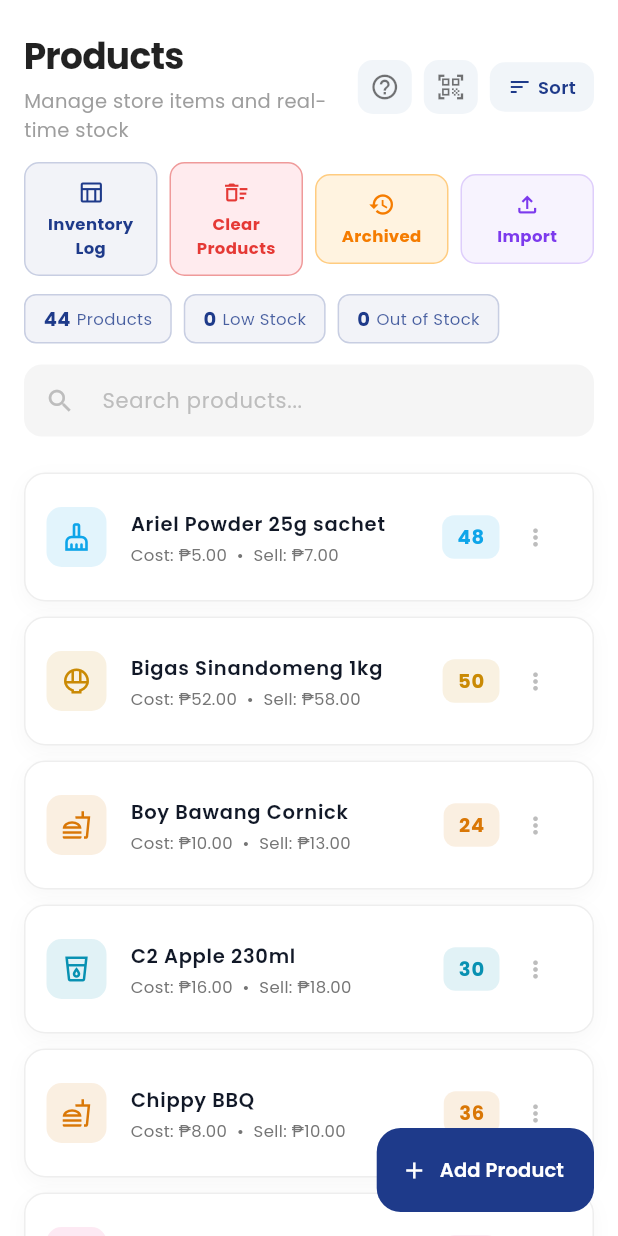
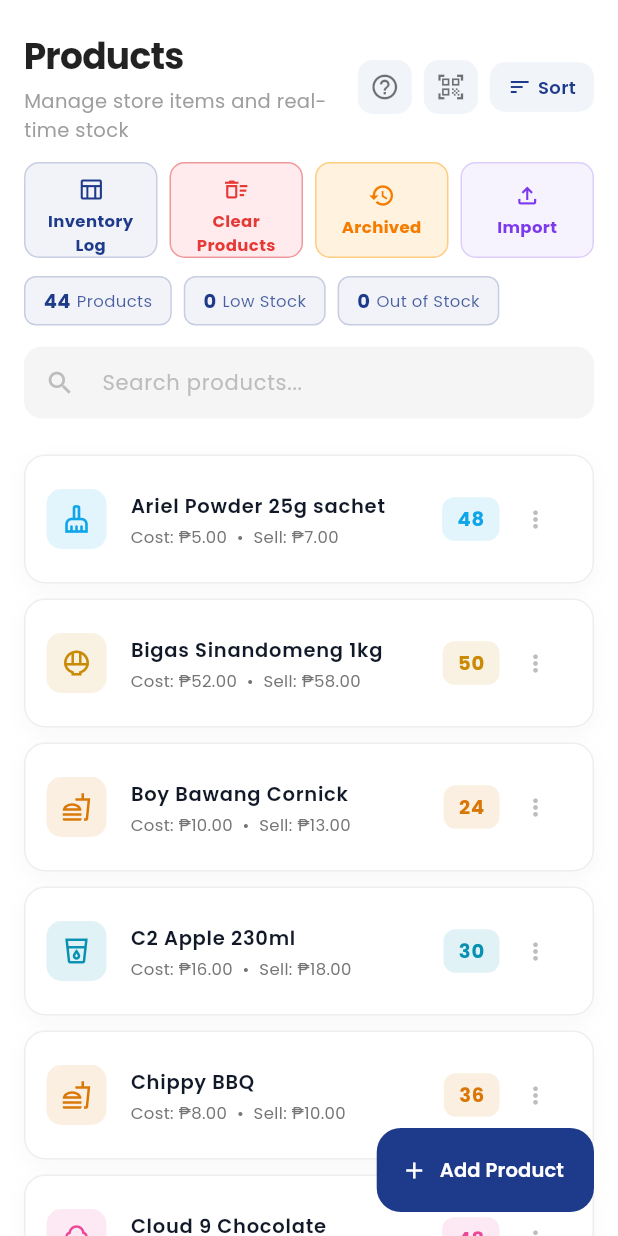
Before and after one commit to JefreyJurado/sari_sari_store, a Flutter app: the InventoryScreen screen opened directly, on a phone screen of 412 x 824 dp. Run offline on Flutter 3.47's test engine with Material 3 defaults, Android fonts, the phone set to English and light mode, and no system bars; our stand-ins replace csv, file_picker, fl_chart, flutter_local_notifications, flutter_svg, local_auth and 9 more; missing offline and left inert: gal, mobile_scanner; accounts and stored records are empty; statements that could not run were skipped.

Commit message:
Fix uneven Products tools-row tile heights and cramped Manage Rates spacing
The four tools-row tiles (Inventory Log, Clear Products, Archived, Import) sized
themselves off their own label text, so a wrapped two-line label produced a
taller box than a one-line one. Consolidated into a single _toolTile helper
with a fixed height so all four match regardless of label length. Manage Rates
on the Cash In-Cash Out screen now sits in a padded pill instead of bare text
jammed against the row edge.

Co-Authored-By: Claude Sonnet 5 <noreply@anthropic.com>

```diff
--- a/lib/screens/cico_screen.dart
+++ b/lib/screens/cico_screen.dart
@@ -522,11 +522,19 @@ class _CicoScreenState extends State<CicoScreen> {
                       '${CurrencyFormatter.format(prov.cicoTotalCommission)}',
                       style: TextStyle(color: Colors.grey[500], fontSize: 12)),
                 ),
+                const SizedBox(width: 8),
                 GestureDetector(
                   onTap: () => Navigator.push(
                       context,
                       MaterialPageRoute(
                           builder: (_) => const RateSettingsScreen())),
+                  child: Container(
+                    padding:
+                        const EdgeInsets.symmetric(horizontal: 10, vertical: 9),
+                    decoration: BoxDecoration(
+                      color: _indigo.withValues(alpha: 0.08),
+                      borderRadius: BorderRadius.circular(20),
+                    ),
                     child: const Row(
                       mainAxisSize: MainAxisSize.min,
                       children: [
@@ -535,9 +543,11 @@ class _CicoScreenState extends State<CicoScreen> {
                                 color: _indigo,
                                 fontSize: 12,
                                 fontWeight: FontWeight.w700)),
+                        SizedBox(width: 3),
                         Icon(Icons.chevron_right_rounded,
                             size: 16, color: _indigo),
                       ],
+                    ),
                   ),
                 ),
               ]),
--- a/lib/screens/inventory_screen.dart
+++ b/lib/screens/inventory_screen.dart
@@ -291,6 +291,48 @@ class _InventoryScreenState extends State<InventoryScreen> {
     );
   }
 
+  // Fixed height so all four tiles match regardless of whether their label
+  // happens to wrap to one line ("Import") or two ("Clear Products") at a
+  // given screen width — previously each Container sized itself purely off
+  // its own text content, so the boxes visibly differed in height.
+  Widget _toolTile({
+    required IconData icon,
+    required String label,
+    required Color color,
+    required Color bg,
+    required Color border,
+    required VoidCallback onTap,
+  }) =>
+      Expanded(
+        child: GestureDetector(
+          onTap: onTap,
+          child: Container(
+            height: 64,
+            padding: const EdgeInsets.symmetric(vertical: 8, horizontal: 6),
+            decoration: BoxDecoration(
+              color: bg,
+              borderRadius: BorderRadius.circular(10),
+              border: Border.all(color: border),
+            ),
+            child: Column(
+              mainAxisAlignment: MainAxisAlignment.center,
+              children: [
+                Icon(icon, size: 18, color: color),
+                const SizedBox(height: 4),
+                Text(label,
+                    textAlign: TextAlign.center,
+                    maxLines: 2,
+                    overflow: TextOverflow.ellipsis,
+                    style: TextStyle(
+                        fontSize: 11,
+                        fontWeight: FontWeight.w700,
+                        color: color)),
+              ],
+            ),
+          ),
+        ),
+      );
+
   @override
   void dispose() {
     _searchCtrl.dispose();
@@ -411,132 +453,49 @@ class _InventoryScreenState extends State<InventoryScreen> {
                   // ── Tools Row ──────────────────────────
                   Row(
                     children: [
-                      Expanded(
-                        child: GestureDetector(
+                      _toolTile(
+                        icon: Icons.table_chart_outlined,
+                        label: 'Inventory Log',
+                        color: _blue,
+                        bg: _blue.withValues(alpha: 0.06),
+                        border: _blue.withValues(alpha: 0.2),
                         onTap: () => Navigator.push(
                             context,
                             MaterialPageRoute(
                                 builder: (_) => const InventoryLogScreen())),
-                          child: Container(
-                            padding: const EdgeInsets.symmetric(
-                                vertical: 10, horizontal: 10),
-                            decoration: BoxDecoration(
-                              color: _blue.withValues(alpha: 0.06),
-                              borderRadius: BorderRadius.circular(10),
-                              border: Border.all(
-                                  color: _blue.withValues(alpha: 0.2)),
-                            ),
-                            child: const Column(
-                              mainAxisAlignment: MainAxisAlignment.center,
-                              children: [
-                                Icon(Icons.table_chart_outlined,
-                                    size: 18, color: _blue),
-                                SizedBox(height: 4),
-                                Text('Inventory Log',
-                                    textAlign: TextAlign.center,
-                                    style: TextStyle(
-                                        fontSize: 11,
-                                        fontWeight: FontWeight.w700,
-                                        color: _blue)),
-                              ],
-                            ),
-                          ),
-                        ),
                       ),
                       const SizedBox(width: 8),
-                      Expanded(
-                        child: GestureDetector(
+                      _toolTile(
+                        icon: Icons.delete_sweep_outlined,
+                        label: 'Clear Products',
+                        color: Colors.red.shade600,
+                        bg: Colors.red.shade50,
+                        border: Colors.red.shade200,
                         onTap: () => _confirmClearDefaults(
                             context, context.read<AppProvider>()),
-                          child: Container(
-                            padding: const EdgeInsets.symmetric(
-                                vertical: 10, horizontal: 10),
-                            decoration: BoxDecoration(
-                              color: Colors.red.shade50,
-                              borderRadius: BorderRadius.circular(10),
-                              border: Border.all(color: Colors.red.shade200),
-                            ),
-                            child: Column(
-                              mainAxisAlignment: MainAxisAlignment.center,
-                              children: [
-                                Icon(Icons.delete_sweep_outlined,
-                                    size: 18, color: Colors.red.shade600),
-                                const SizedBox(height: 4),
-                                Text('Clear Products',
-                                    textAlign: TextAlign.center,
-                                    style: TextStyle(
-                                        fontSize: 11,
-                                        fontWeight: FontWeight.w700,
-                                        color: Colors.red.shade600)),
-                              ],
-                            ),
-                          ),
-                        ),
                       ),
                       const SizedBox(width: 8),
-                      Expanded(
-                        child: GestureDetector(
+                      _toolTile(
+                        icon: Icons.restore_outlined,
+                        label: 'Archived',
+                        color: Colors.orange.shade700,
+                        bg: Colors.orange.shade50,
+                        border: Colors.orange.shade200,
                         onTap: () => Navigator.push(
                             context,
                             MaterialPageRoute(
                                 builder: (_) =>
                                     const ArchivedProductsScreen())),
-                          child: Container(
-                            padding: const EdgeInsets.symmetric(
-                                vertical: 10, horizontal: 10),
-                            decoration: BoxDecoration(
-                              color: Colors.orange.shade50,
-                              borderRadius: BorderRadius.circular(10),
-                              border: Border.all(color: Colors.orange.shade200),
-                            ),
-                            child: Column(
-                              mainAxisAlignment: MainAxisAlignment.center,
-                              children: [
-                                Icon(Icons.restore_outlined,
-                                    size: 18, color: Colors.orange.shade700),
-                                const SizedBox(height: 4),
-                                Text('Archived',
-                                    textAlign: TextAlign.center,
-                                    style: TextStyle(
-                                        fontSize: 11,
-                                        fontWeight: FontWeight.w700,
-                                        color: Colors.orange.shade700)),
-                              ],
-                            ),
-                          ),
-                        ),
                       ),
                       const SizedBox(width: 8),
-                      Expanded(
-                        child: GestureDetector(
+                      _toolTile(
+                        icon: Icons.file_upload_outlined,
+                        label: 'Import',
+                        color: AppColors.purple,
+                        bg: AppColors.purple.withValues(alpha: 0.06),
+                        border: AppColors.purple.withValues(alpha: 0.2),
                         onTap: () => _showImportSheet(
                             context, context.read<AppProvider>()),
-                          child: Container(
-                            padding: const EdgeInsets.symmetric(
-                                vertical: 10, horizontal: 10),
-                            decoration: BoxDecoration(
-                              color: AppColors.purple.withValues(alpha: 0.06),
-                              borderRadius: BorderRadius.circular(10),
-                              border: Border.all(
-                                  color:
-                                      AppColors.purple.withValues(alpha: 0.2)),
-                            ),
-                            child: const Column(
-                              mainAxisAlignment: MainAxisAlignment.center,
-                              children: [
-                                Icon(Icons.file_upload_outlined,
-                                    size: 18, color: AppColors.purple),
-                                SizedBox(height: 4),
-                                Text('Import',
-                                    textAlign: TextAlign.center,
-                                    style: TextStyle(
-                                        fontSize: 11,
-                                        fontWeight: FontWeight.w700,
-                                        color: AppColors.purple)),
-                              ],
-                            ),
-                          ),
-                        ),
                       ),
                     ],
                   ),
```
Lines whose indentation alone changed are shown as unchanged.
